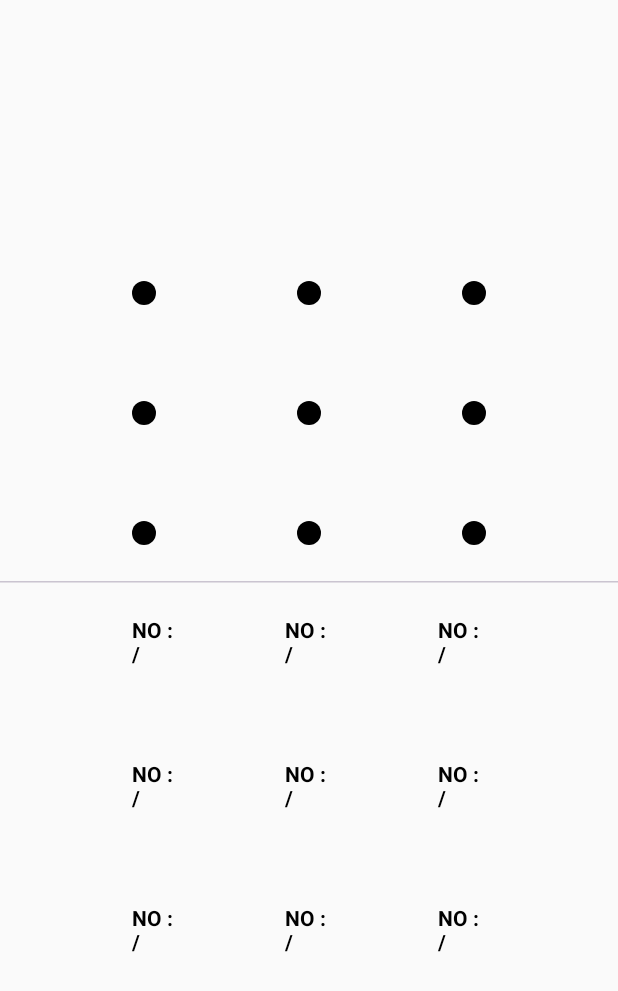
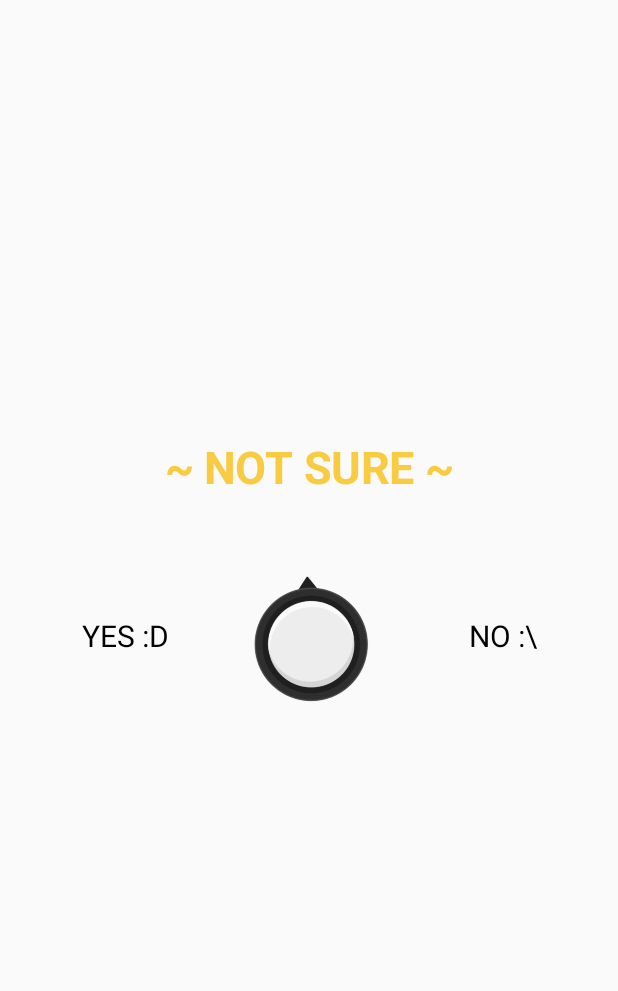
Before and after one commit to akshay2211/compose-world, an Android app built with Jetpack Compose: the screen it shows after launch (MainActivity), on a phone screen of 412 x 824 dp. Shown: the top 991 px of the screen. Run offline under Robolectric (Android 15) with nearby library versions, the phone set to English and light mode, and no system bars.

Commit message:
+ Added KnobPicker.kt

```diff
--- a/app/src/main/java/compose/world/MainActivity.kt
+++ b/app/src/main/java/compose/world/MainActivity.kt
@@ -4,20 +4,9 @@ import android.os.Bundle
 import androidx.activity.ComponentActivity
 import androidx.activity.compose.setContent
 import androidx.activity.enableEdgeToEdge
-import androidx.compose.foundation.layout.Arrangement
-import androidx.compose.foundation.layout.Column
-import androidx.compose.foundation.layout.fillMaxSize
-import androidx.compose.material3.HorizontalDivider
-import androidx.compose.material3.Text
-import androidx.compose.ui.Modifier
-import androidx.compose.ui.graphics.Color
-import androidx.compose.ui.text.font.FontWeight
-import androidx.compose.ui.unit.dp
 import androidx.core.view.WindowCompat
-import compose.world.composables.lock_screen.AnyLockPattern
-import compose.world.composables.lock_screen.DotLockPattern
-import compose.world.composables.lock_screen.LineParams
-import compose.world.composables.rotating_cube.Rotating3DObjectUsageExample
+import compose.world.composables.knob_picker.KnobPickerUsageExample
+import compose.world.composables.picker.IOSStylePickerPrev
 
 
 class MainActivity : ComponentActivity() {
@@ -28,43 +17,7 @@ class MainActivity : ComponentActivity() {
         WindowCompat.setDecorFitsSystemWindows(window, false)
 
         setContent {
-            Column(
-                modifier = Modifier.fillMaxSize(),
-                verticalArrangement = Arrangement.Center
-            ) {
-                DotLockPattern(
-                    rowCount = 3,
-                    columnCount = 3,
-                    dotSize = 16.dp,
-                    horizontalPadding = 88.dp,
-                    columnPadding = 64.dp,
-                    verticalPadding = 24.dp,
-                    selectedDotColor = Color.Green,
-                    selectionErrorRadius = 16.dp
-                )
-
-                HorizontalDivider()
-
-                AnyLockPattern(
-                    rowCount = 3,
-                    columnCount = 3,
-                    symbolSize = 32.dp,
-                    horizontalPadding = 88.dp,
-                    columnPadding = 64.dp,
-                    verticalPadding = 24.dp,
-                    selectionErrorRadius = 16.dp,
-                    customDotContent = { isSelected ->
-                        Text(
-                            text = if (isSelected) "YES!" else "NO :/",
-                            fontWeight = FontWeight.Bold,
-                            color = Color.Black
-                        )
-                    },
-                    lineParams = LineParams(
-                        strokeWidth = 2.dp
-                    )
-                )
-            }
+            KnobPickerUsageExample()
         }
     }
 }
--- /dev/null
+++ b/app/src/main/java/compose/world/composables/knob_picker/KnobPicker.kt
@@ -0,0 +1,105 @@
+package compose.world.composables.knob_picker
+
+import androidx.compose.foundation.Image
+import androidx.compose.foundation.gestures.detectDragGestures
+import androidx.compose.foundation.layout.Box
+import androidx.compose.foundation.layout.requiredHeight
+import androidx.compose.foundation.layout.requiredSize
+import androidx.compose.foundation.layout.requiredWidth
+import androidx.compose.runtime.Composable
+import androidx.compose.runtime.LaunchedEffect
+import androidx.compose.runtime.getValue
+import androidx.compose.runtime.mutableDoubleStateOf
+import androidx.compose.runtime.mutableStateOf
+import androidx.compose.runtime.remember
+import androidx.compose.runtime.setValue
+import androidx.compose.runtime.snapshotFlow
+import androidx.compose.ui.Alignment
+import androidx.compose.ui.Modifier
+import androidx.compose.ui.geometry.Offset
+import androidx.compose.ui.graphics.graphicsLayer
+import androidx.compose.ui.input.pointer.pointerInput
+import androidx.compose.ui.platform.LocalDensity
+import androidx.compose.ui.res.painterResource
+import androidx.compose.ui.unit.Dp
+import androidx.compose.ui.unit.dp
+import compose.world.R
+import kotlin.math.PI
+import kotlin.math.acos
+import kotlin.math.sqrt
+
+@Composable
+fun SelectionKnob(
+    circleRadius: Dp = 50.dp,
+    viewPortWidth: Dp,
+    viewPortHeight: Dp,
+    onProgressChanged: (Int) -> Unit,
+) {
+    val density = LocalDensity.current
+    // This indicates the center of the circle, most important value to calculation.
+    val circleCenter = Offset(
+        x = density.run { viewPortWidth.toPx() / 2 },
+        y = density.run { viewPortHeight.toPx() / 2 }
+    )
+    // This is where user is currently touches. Set to center initially (progress: 0)
+    var touchCoordinate by remember {
+        mutableStateOf(value = Offset(x = circleCenter.x, y = 0F))
+    }
+    // Save circle radius in px for calculating for once
+    val circleRadiusPx = density.run { circleRadius.toPx() }
+    // Progress over scale 100.
+    var progress by remember { mutableDoubleStateOf(value = 0.0) }
+
+    LaunchedEffect(Unit) {
+        snapshotFlow { progress.toInt() }.collect {
+            onProgressChanged(progress.toInt())
+        }
+    }
+
+    Box(
+        modifier = Modifier
+            .requiredWidth(viewPortWidth)
+            .requiredHeight(viewPortHeight)
+            .pointerInput(Unit) {
+                detectDragGestures(
+                    onDragStart = { touchCoordinate = it },
+                    onDrag = { _, dragAmount -> touchCoordinate += dragAmount }
+                )
+            },
+        contentAlignment = Alignment.Center
+    ) {
+        Image(
+            modifier = Modifier
+                .requiredSize(circleRadius * 2)
+                .graphicsLayer {
+                    // Find `scale` value to scale down/up touch coordinates so that they lie on the circle
+                    val nearAdjacentLength = touchCoordinate.x - circleCenter.x
+                    val oppositeAdjacentLength = touchCoordinate.y - circleCenter.y
+                    val hypotenuse =
+                        sqrt(nearAdjacentLength * nearAdjacentLength + oppositeAdjacentLength * oppositeAdjacentLength)
+                    val touchTriangleScale = hypotenuse / circleRadiusPx
+
+                    // We need these 2 vector coordinates to calculate degrees between them.
+                    val startCoordinateVector = Offset(x = 0F, y = -circleRadiusPx)
+                    val touchPointReflectionVector = Offset(
+                        x = nearAdjacentLength / touchTriangleScale,
+                        y = oppositeAdjacentLength / touchTriangleScale
+                    )
+
+                    // Calculate degrees using formula: dot product = len1 * len2 * cos(theta)
+                    val dotProduct =
+                        startCoordinateVector.x * touchPointReflectionVector.x + startCoordinateVector.y * touchPointReflectionVector.y
+                    val radian = acos(dotProduct / (circleRadiusPx * circleRadiusPx)).toDouble()
+                    // If user touches on the left of the circle, we need to reverse the angle so the progress keeps increasing
+                    val modifiedRadian =
+                        if (touchPointReflectionVector.x < 0) (2 * PI - radian) else radian
+                    // Progress = modified radian over full circle in degrees (2 PI)
+                    progress = (modifiedRadian / (2 * PI)) * 100
+
+                    rotationZ = ((progress / 100) * 360).toFloat()
+                },
+            painter = painterResource(R.drawable.image_knob),
+            contentDescription = "knob"
+        )
+    }
+}
--- /dev/null
+++ b/app/src/main/java/compose/world/composables/knob_picker/KnobPickerUsageExample.kt
@@ -0,0 +1,118 @@
+package compose.world.composables.knob_picker
+
+import androidx.compose.animation.core.animateFloatAsState
+import androidx.compose.foundation.layout.Arrangement
+import androidx.compose.foundation.layout.Box
+import androidx.compose.foundation.layout.Column
+import androidx.compose.foundation.layout.Row
+import androidx.compose.foundation.layout.Spacer
+import androidx.compose.foundation.layout.fillMaxSize
+import androidx.compose.foundation.layout.height
+import androidx.compose.foundation.layout.padding
+import androidx.compose.material3.Text
+import androidx.compose.runtime.Composable
+import androidx.compose.runtime.LaunchedEffect
+import androidx.compose.runtime.getValue
+import androidx.compose.runtime.mutableIntStateOf
+import androidx.compose.runtime.mutableStateOf
+import androidx.compose.runtime.remember
+import androidx.compose.runtime.setValue
+import androidx.compose.ui.Alignment
+import androidx.compose.ui.Modifier
+import androidx.compose.ui.graphics.Color
+import androidx.compose.ui.graphics.graphicsLayer
+import androidx.compose.ui.text.font.FontWeight
+import androidx.compose.ui.tooling.preview.Preview
+import androidx.compose.ui.unit.dp
+import androidx.compose.ui.unit.sp
+
+
+@Preview(showBackground = true)
+@Composable
+fun KnobPickerUsageExample() {
+
+    var progress by remember { mutableIntStateOf(value = 0) }
+
+    var selection by remember { mutableStateOf(KnobChoice.UNSURE) }
+
+    LaunchedEffect(progress) {
+        if (progress <= 20 || progress >= 80) {
+            selection = KnobChoice.UNSURE
+        } else if (progress <= 50) {
+            selection = KnobChoice.NO
+        } else {
+            selection = KnobChoice.YES
+        }
+    }
+
+    Column(
+        modifier = Modifier.fillMaxSize(),
+        horizontalAlignment = Alignment.CenterHorizontally,
+        verticalArrangement = Arrangement.Center
+    ) {
+        KnobChoiceText(
+            choice = KnobChoice.UNSURE,
+            selectedChoice = selection
+        )
+        Row(
+            verticalAlignment = Alignment.CenterVertically
+        ) {
+            KnobChoiceText(
+                choice = KnobChoice.YES,
+                selectedChoice = selection
+            )
+            SelectionKnob(
+                circleRadius = 100.dp,
+                viewPortWidth = 200.dp,
+                viewPortHeight = 200.dp,
+                onProgressChanged = { newProgress ->
+                    progress = newProgress
+                }
+            )
+            KnobChoiceText(
+                choice = KnobChoice.NO,
+                selectedChoice = selection
+            )
+        }
+    }
+}
+
+
+@Composable
+fun KnobChoiceText(
+    choice: KnobChoice,
+    selectedChoice: KnobChoice,
+) {
+    val selectionProgress by animateFloatAsState(
+        targetValue = if (choice == selectedChoice) 1F else 0F
+    )
+    Text(
+        modifier = Modifier.graphicsLayer {
+            scaleX = 1F + selectionProgress / 2
+            scaleY = 1F + selectionProgress / 2
+        },
+        text = choice.text,
+        fontWeight = if (choice == selectedChoice) FontWeight.Bold else FontWeight.Normal,
+        fontSize = 20.sp,
+        color = if (choice == selectedChoice) choice.selectedColor else Color.Black
+    )
+}
+
+enum class KnobChoice(val text: String, val selectedColor: Color) {
+    YES(
+        text = "YES :D",
+        selectedColor = Color(0xFF00FF66)
+    ),
+    NO(
+        text = "NO :\\",
+        selectedColor = Color.Red
+    ),
+    UNSURE(
+        text = "~ NOT SURE ~",
+        selectedColor = Color(0xFFF9CB40)
+    ),
+    NONE (
+        text = "",
+        selectedColor = Color.White
+    )
+}
```
Also changed, not shown: app/src/main/java/compose/world/composables/picker/CircularPicker.kt (added, +156 -0 lines), app/src/main/java/compose/world/composables/picker/CircularPicker2.kt (added, +157 -0 lines), app/src/main/java/compose/world/composables/picker/IOSStylePicker.kt (renamed from app/src/main/java/compose/world/composables/ios_style_picker/IOSStylePicker.kt, +5 -4 lines), app/src/main/res/drawable/image_knob.png (added), app/src/main/res/drawable/img_knob.png (added).
